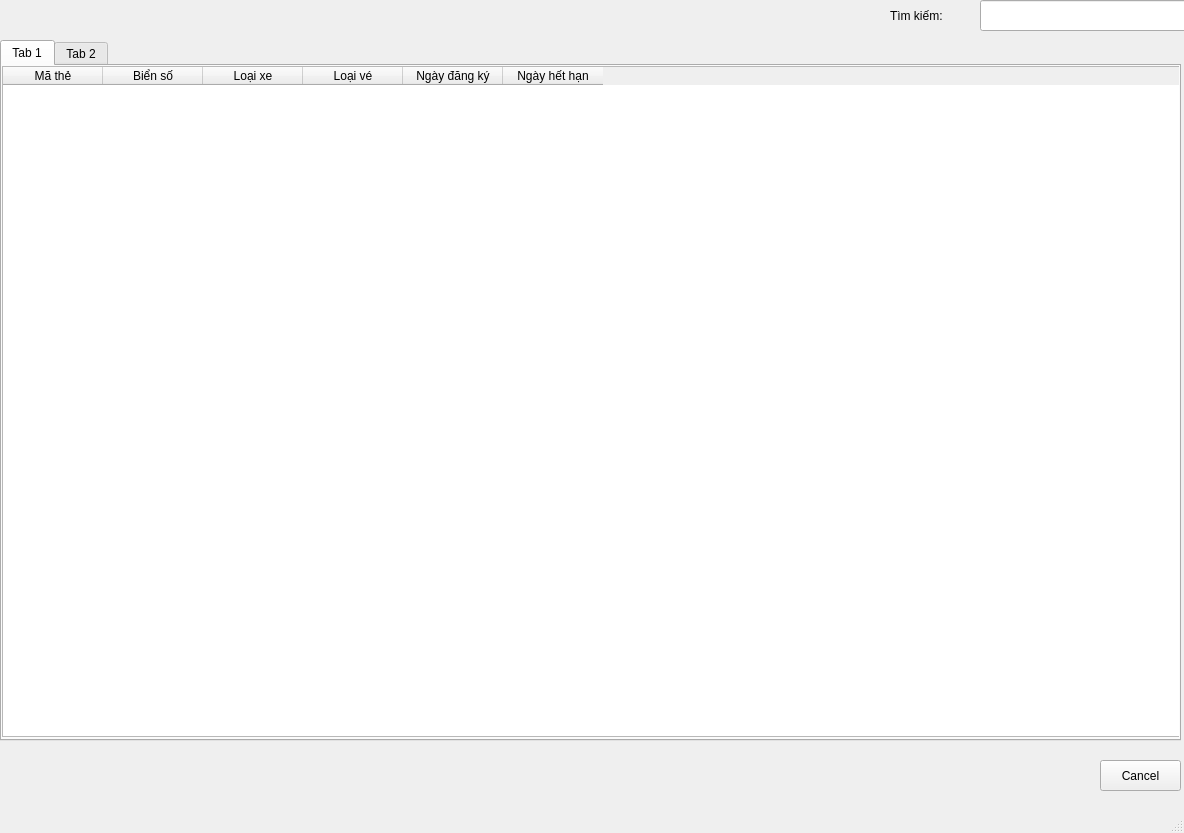
This is checkList.ui in tuyen1601/manager_app as Qt 5 draws it before an edit. The edited form follows.
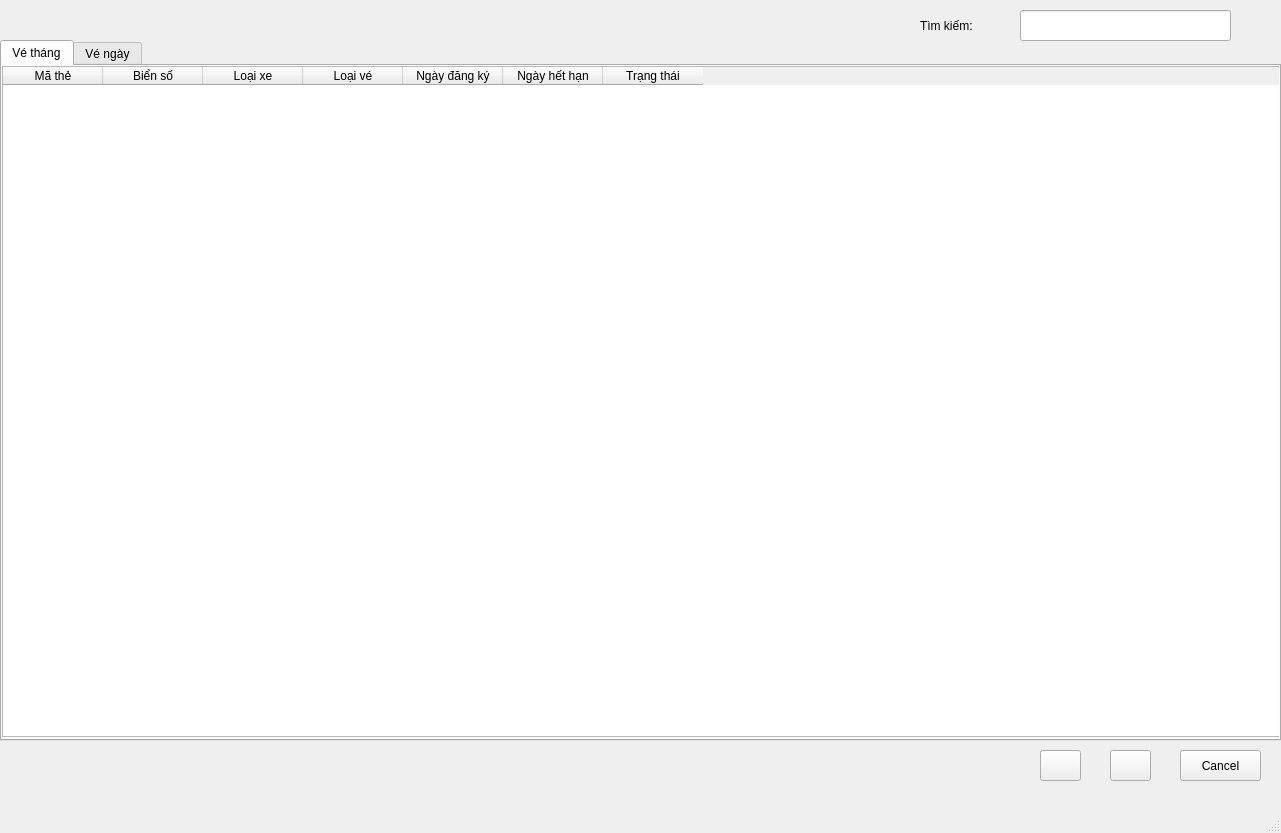
This is the edited form. Icons and pictures are not drawn.

```diff
--- a/checkList.ui
+++ b/checkList.ui
@@ -6,7 +6,7 @@
    <rect>
     <x>0</x>
     <y>0</y>
-    <width>1184</width>
+    <width>1281</width>
     <height>833</height>
    </rect>
   </property>
@@ -17,8 +17,8 @@
    <widget class="QPushButton" name="btnCancelList">
     <property name="geometry">
      <rect>
-      <x>1100</x>
-      <y>760</y>
+      <x>1180</x>
+      <y>750</y>
       <width>81</width>
       <height>31</height>
      </rect>
@@ -30,8 +30,8 @@
    <widget class="QLineEdit" name="lnSearch">
     <property name="geometry">
      <rect>
-      <x>980</x>
-      <y>0</y>
+      <x>1020</x>
+      <y>10</y>
       <width>211</width>
       <height>31</height>
      </rect>
@@ -40,8 +40,8 @@
    <widget class="QLabel" name="label">
     <property name="geometry">
      <rect>
-      <x>890</x>
-      <y>0</y>
+      <x>920</x>
+      <y>10</y>
       <width>81</width>
       <height>31</height>
      </rect>
@@ -55,7 +55,7 @@
      <rect>
       <x>0</x>
       <y>40</y>
-      <width>1181</width>
+      <width>1281</width>
       <height>701</height>
      </rect>
     </property>
@@ -64,14 +64,14 @@
     </property>
     <widget class="QWidget" name="tabMonth">
      <attribute name="title">
-      <string>Tab 1</string>
+      <string>Vé tháng</string>
      </attribute>
      <widget class="QTableWidget" name="tableMonth">
       <property name="geometry">
        <rect>
         <x>0</x>
         <y>0</y>
-        <width>1181</width>
+        <width>1281</width>
         <height>671</height>
        </rect>
       </property>
@@ -105,11 +105,16 @@
         <string>Ngày hết hạn</string>
        </property>
       </column>
+      <column>
+       <property name="text">
+        <string>Trạng thái</string>
+       </property>
+      </column>
      </widget>
     </widget>
     <widget class="QWidget" name="tabDay">
      <attribute name="title">
-      <string>Tab 2</string>
+      <string>Vé ngày</string>
      </attribute>
      <widget class="QTableWidget" name="tableDay">
       <property name="geometry">
@@ -153,6 +158,52 @@
      </widget>
     </widget>
    </widget>
+   <widget class="QPushButton" name="btnDelete">
+    <property name="geometry">
+     <rect>
+      <x>1110</x>
+      <y>750</y>
+      <width>41</width>
+      <height>31</height>
+     </rect>
+    </property>
+    <property name="text">
+     <string/>
+    </property>
+    <property name="icon">
+     <iconset>
+      <normaloff>images/delete.png</normaloff>images/delete.png</iconset>
+    </property>
+    <property name="iconSize">
+     <size>
+      <width>20</width>
+      <height>20</height>
+     </size>
+    </property>
+   </widget>
+   <widget class="QPushButton" name="btnUpdate">
+    <property name="geometry">
+     <rect>
+      <x>1040</x>
+      <y>750</y>
+      <width>41</width>
+      <height>31</height>
+     </rect>
+    </property>
+    <property name="text">
+     <string/>
+    </property>
+    <property name="icon">
+     <iconset>
+      <normaloff>images/update.png</normaloff>images/update.png</iconset>
+    </property>
+    <property name="iconSize">
+     <size>
+      <width>20</width>
+      <height>20</height>
+     </size>
+    </property>
+   </widget>
   </widget>
   <widget class="QMenuBar" name="menubar">
    <property name="geometry">
```
Left out of the diff: 2 changed lines with no effect on the pictures.
